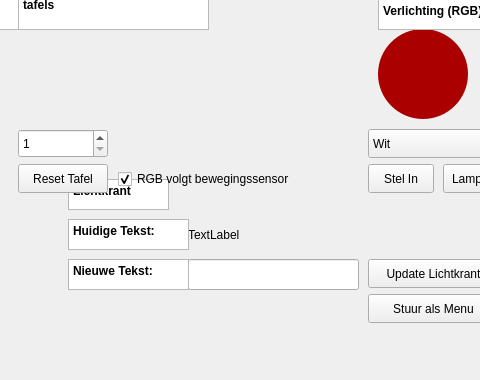
First picture: the form in RPI-WEMOS/mainwindow.ui, repository HHS-groupF/ProjectF, before the edit; both pictures show x 392 to 872 and y 361 to 741 of the 1423 by 741 pixel window.
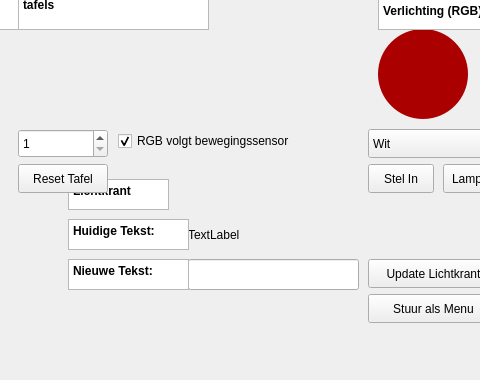
Second picture: the form after the edit.

Commit message:
Use last motion state for immediate RGB update
Track the latest motion sensor state (laatsteBeweging) and update it when sensor/beweging messages arrive. When changing the RGB color choice in automatic mode, apply the new color immediately if motion is currently active so the color doesn't wait for the next motion event. Also adjust a UI widget's vertical position (y: 528 -> 490) in mainwindow.ui.

Patch:
```diff
--- a/RPI-WEMOS/mainwindow.ui
+++ b/RPI-WEMOS/mainwindow.ui
@@ -712,7 +712,7 @@
     <property name="geometry">
      <rect>
       <x>510</x>
-      <y>528</y>
+      <y>490</y>
       <width>245</width>
       <height>24</height>
      </rect>
```
The commit also changes 2 other files.
